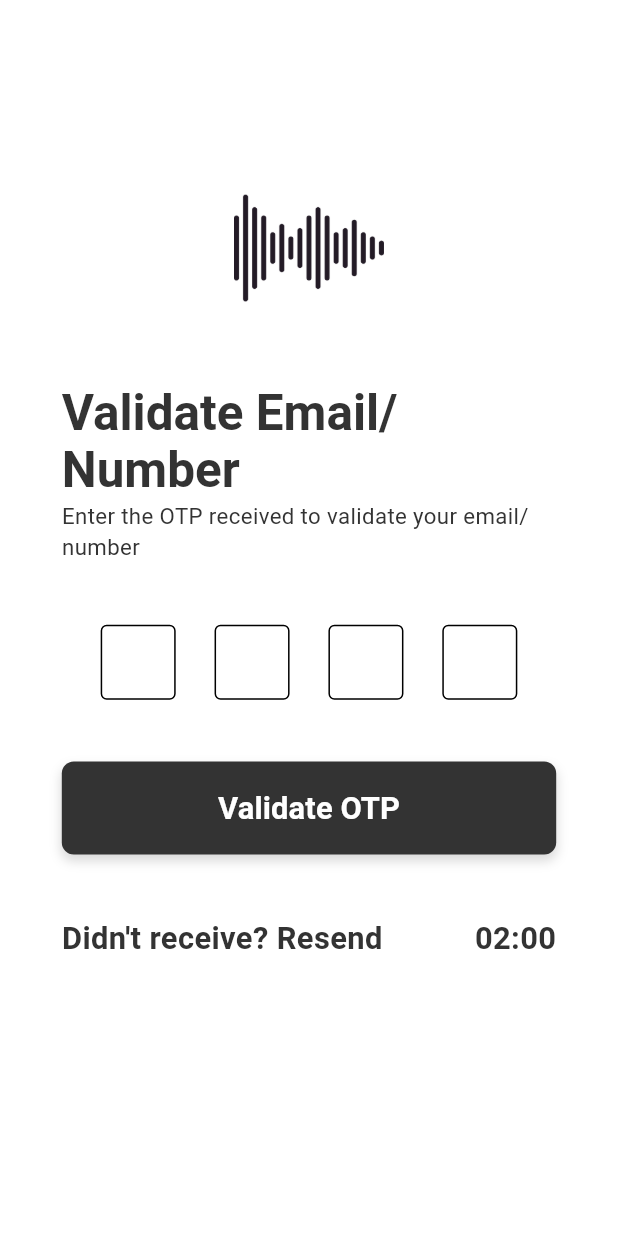
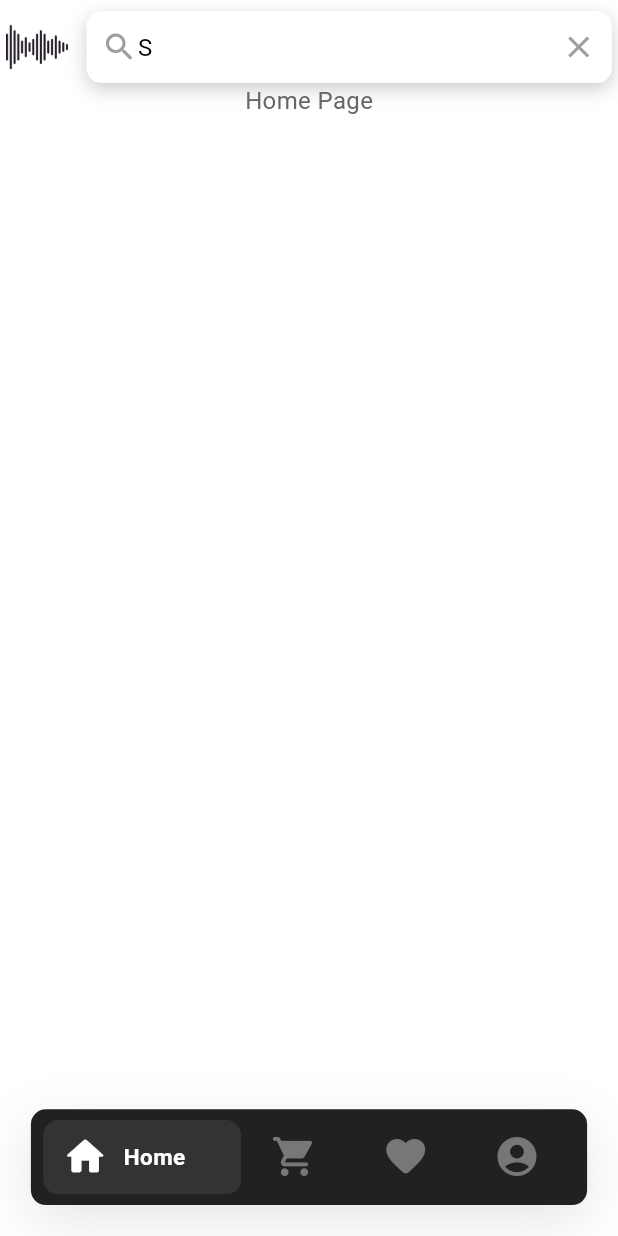
Before and after one commit to aman0-007/trendwave, a Flutter app: the screen it shows after launch, on a phone screen of 412 x 824 dp. Run offline on Flutter 3.47's test engine with Material 3 defaults, Android fonts, the phone set to English and light mode, and no system bars; Roboto replaces fonts that are missing (CodecPro, Poppins).

Commit message:
homepage code added

```diff
--- a/lib/authentication/email_number_validateotp.dart
+++ b/lib/authentication/email_number_validateotp.dart
@@ -20,15 +20,16 @@ class _ValidateUserOtpScreenState extends State<ValidateUserOtpScreen> {
   final FocusNode _focusNode4 = FocusNode();
 
   bool _isButtonPressed = false;
-  bool _isResendEnabled = true; // Controls whether the Resend OTP is enabled
+  bool _isResendEnabled = false;
   late String _countdownTime;
-  late Timer _timer;
-  int _remainingTime = 120; // Start time in seconds (2 minutes)
+  late Timer _timer = Timer(const Duration(seconds: 0), () {}); // Placeholder timer
+  int _remainingTime = 120;
 
   @override
   void initState() {
     super.initState();
     _countdownTime = _formatTime(_remainingTime);
+    _startCountdown();
   }
 
   @override
@@ -41,14 +42,15 @@ class _ValidateUserOtpScreenState extends State<ValidateUserOtpScreen> {
     super.dispose();
   }
 
-  // Start the countdown when the user clicks "Resend OTP"
   void _startCountdown() {
     if (_timer.isActive) {
-      return; // Prevent starting the timer if it's already active
+      _timer.cancel();
     }
 
     setState(() {
-      _isResendEnabled = false; // Disable the Resend OTP text
+      _isResendEnabled = false;
+      _remainingTime = 120;
+      _countdownTime = _formatTime(_remainingTime);
     });
 
     _timer = Timer.periodic(const Duration(seconds: 1), (timer) {
@@ -57,10 +59,8 @@ class _ValidateUserOtpScreenState extends State<ValidateUserOtpScreen> {
           _remainingTime--;
           _countdownTime = _formatTime(_remainingTime);
         } else {
-          _isResendEnabled = true; // Re-enable Resend OTP when countdown finishes
+          _isResendEnabled = true;
           _timer.cancel();
-          _remainingTime = 120; // Reset countdown for next use
-          _countdownTime = _formatTime(_remainingTime);
         }
       });
     });
@@ -85,18 +85,15 @@ class _ValidateUserOtpScreenState extends State<ValidateUserOtpScreen> {
           child: Column(
             crossAxisAlignment: CrossAxisAlignment.start,
             children: [
-              // Logo at the top
               SizedBox(height: screenHeight * 0.07),
               Center(
                 child: Image.asset(
-                  'assets/app/TrendWave.png', // Replace with your logo asset
+                  'assets/app/TrendWave.png',
                   height: 100,
                   width: 100,
                 ),
               ),
               SizedBox(height: screenHeight * 0.05),
-
-              // Title Text: "Validate Email/Number"
               Text(
                 "Validate Email/Number",
                 style: Theme.of(context).textTheme.displayMedium?.copyWith(
@@ -106,8 +103,6 @@ class _ValidateUserOtpScreenState extends State<ValidateUserOtpScreen> {
                 ),
               ),
               SizedBox(height: screenHeight * 0.0009),
-
-              // Instructional Text: "Enter the OTP received to validate your email/number"
               Text(
                 "Enter the OTP received to validate your email/number",
                 style: Theme.of(context).textTheme.bodyMedium?.copyWith(
@@ -116,20 +111,16 @@ class _ValidateUserOtpScreenState extends State<ValidateUserOtpScreen> {
                 ),
               ),
               SizedBox(height: screenHeight * 0.05),
-
-              // OTP Input Fields
               Row(
                 mainAxisAlignment: MainAxisAlignment.spaceEvenly,
                 children: [
                   _buildOtpField(controller: _otpController1, focusNode: _focusNode1, nextFocusNode: _focusNode2),
-                  _buildOtpField(controller: _otpController2, focusNode: _focusNode2, nextFocusNode: _focusNode3),
-                  _buildOtpField(controller: _otpController3, focusNode: _focusNode3, nextFocusNode: _focusNode4),
-                  _buildOtpField(controller: _otpController4, focusNode: _focusNode4, nextFocusNode: null),
+                  _buildOtpField(controller: _otpController2, focusNode: _focusNode2, previousFocusNode: _focusNode1, nextFocusNode: _focusNode3),
+                  _buildOtpField(controller: _otpController3, focusNode: _focusNode3, previousFocusNode: _focusNode2, nextFocusNode: _focusNode4),
+                  _buildOtpField(controller: _otpController4, focusNode: _focusNode4, previousFocusNode: _focusNode3),
                 ],
               ),
               SizedBox(height: screenHeight * 0.05),
-
-              // Validate Button
               SizedBox(
                 width: double.infinity,
                 child: GestureDetector(
@@ -137,7 +128,6 @@ class _ValidateUserOtpScreenState extends State<ValidateUserOtpScreen> {
                   onTapUp: (_) => setState(() => _isButtonPressed = false),
                   onTapCancel: () => setState(() => _isButtonPressed = false),
                   onTap: () {
-                    // Handle OTP validation logic here
                     print("OTP entered: ${_otpController1.text}${_otpController2.text}${_otpController3.text}${_otpController4.text}");
                   },
                   child: AnimatedContainer(
@@ -169,10 +159,7 @@ class _ValidateUserOtpScreenState extends State<ValidateUserOtpScreen> {
                   ),
                 ),
               ),
-
-              SizedBox(height: screenHeight * 0.05),
-
-              // Countdown and "Resend OTP" text below the button
+              SizedBox(height: screenHeight * 0.01),
               Row(
                 mainAxisAlignment: MainAxisAlignment.spaceBetween,
                 children: [
@@ -184,15 +171,16 @@ class _ValidateUserOtpScreenState extends State<ValidateUserOtpScreen> {
                         color: _isResendEnabled
                             ? Theme.of(context).colorScheme.primary
                             : Colors.grey,
-                        fontSize: screenWidth * 0.05,
+                        fontSize: screenWidth * 0.03,
                         fontWeight: FontWeight.bold,
                       ),
                     ),
                   ),
+                  if (!_isResendEnabled) // Only show countdown if resend is not enabled
                     Text(
                       _countdownTime,
                       style: TextStyle(
-                      fontSize: screenWidth * 0.05,
+                        fontSize: screenWidth * 0.03,
                         fontWeight: FontWeight.bold,
                         color: Theme.of(context).colorScheme.primary,
                       ),
@@ -206,7 +194,12 @@ class _ValidateUserOtpScreenState extends State<ValidateUserOtpScreen> {
     );
   }
 
-  Widget _buildOtpField({required TextEditingController controller, required FocusNode focusNode, FocusNode? nextFocusNode}) {
+  Widget _buildOtpField({
+    required TextEditingController controller,
+    required FocusNode focusNode,
+    FocusNode? nextFocusNode,
+    FocusNode? previousFocusNode,
+  }) {
     return SizedBox(
       width: 50,
       height: 50,
@@ -219,18 +212,29 @@ class _ValidateUserOtpScreenState extends State<ValidateUserOtpScreen> {
         ),
         maxLength: 1,
         keyboardType: TextInputType.number,
-        textAlign: TextAlign.center,  // Ensures text is centered inside the field
+        textAlign: TextAlign.center,
         style: const TextStyle(
           fontSize: 20,
           fontWeight: FontWeight.bold,
         ),
         onChanged: (value) {
-          if (value.isNotEmpty && nextFocusNode != null) {
+          // Move to the next field if there's a value
+          if (value.isNotEmpty) {
+            if (nextFocusNode != null) {
               FocusScope.of(context).requestFocus(nextFocusNode);
+            } else {
+              FocusScope.of(context).unfocus();
             }
-          if (nextFocusNode == null && value.isNotEmpty) {
-            FocusScope.of(context).unfocus();  // Unfocus to close keyboard when last field is filled
+          } else if (previousFocusNode != null) {
+            // Move to the previous field if empty and backspace was pressed
+            FocusScope.of(context).requestFocus(previousFocusNode);
           }
+        },
+        onTap: () {
+          // Always place the cursor at the right side when the field is tapped
+          controller.selection = TextSelection.fromPosition(
+            TextPosition(offset: controller.text.length),
+          );
         },
       ),
     );
--- /dev/null
+++ b/lib/bottomnavigation/bottomnavigation.dart
@@ -0,0 +1,188 @@
+import 'package:flutter/material.dart';
+import 'package:trendwave/pages/homepage.dart';
+
+class CustomBottomNavigationBar extends StatefulWidget {
+  const CustomBottomNavigationBar({super.key});
+
+  @override
+  _CustomBottomNavigationBarState createState() =>
+      _CustomBottomNavigationBarState();
+}
+
+class _CustomBottomNavigationBarState extends State<CustomBottomNavigationBar> {
+  int _selectedIndex = 0;
+
+  // List of pages for each tab
+  final List<Widget> _pages = [
+    const HomePage(),
+    const CartScreen(),
+    const LikeScreen(),
+    const ProfileScreen(),
+  ];
+
+  // Update the selected tab
+  void _onItemTapped(int index) {
+    setState(() {
+      _selectedIndex = index;
+    });
+  }
+
+  @override
+  Widget build(BuildContext context) {
+    double displayWidth = MediaQuery.of(context).size.width;
+    final theme = Theme.of(context);
+    final primaryColor = theme.colorScheme.primary;
+    final secondaryColor = theme.colorScheme.secondary;
+    final backgroundColor = Color(0xFF212121); // Dark background for the navigation bar
+    final selectedColor = Colors.white; // Color for selected tab (white)
+    final textColor = theme.brightness == Brightness.light
+        ? Color(0xFF333333)
+        : Color(0xFFCCCCCC); // Header text color based on theme
+
+    return Scaffold(
+      body: _pages[_selectedIndex], // Show the selected page
+      backgroundColor: theme.scaffoldBackgroundColor, // Set background according to theme
+      bottomNavigationBar: Container(
+        margin: EdgeInsets.all(displayWidth * .05),
+        height: displayWidth * .155,
+        decoration: BoxDecoration(
+          color: backgroundColor, // Set to dark background
+          boxShadow: [
+            BoxShadow(
+              color: Colors.black.withOpacity(.1),
+              blurRadius: 30,
+              offset: Offset(0, 10),
+            ),
+          ],
+          borderRadius: BorderRadius.circular(10),
+        ),
+        child: ListView.builder(
+          itemCount: 4,
+          scrollDirection: Axis.horizontal,
+          padding: EdgeInsets.symmetric(horizontal: displayWidth * .02),
+          itemBuilder: (context, index) => InkWell(
+            onTap: () {
+              _onItemTapped(index);
+            },
+            splashColor: Colors.transparent,
+            highlightColor: Colors.transparent,
+            child: Stack(
+              children: [
+                AnimatedContainer(
+                  duration: Duration(seconds: 1),
+                  curve: Curves.fastLinearToSlowEaseIn,
+                  width: index == _selectedIndex
+                      ? displayWidth * .32
+                      : displayWidth * .18,
+                  alignment: Alignment.center,
+                  child: AnimatedContainer(
+                    duration: Duration(seconds: 1),
+                    curve: Curves.fastLinearToSlowEaseIn,
+                    height: index == _selectedIndex ? displayWidth * .12 : 0,
+                    width: index == _selectedIndex ? displayWidth * .32 : 0,
+                    decoration: BoxDecoration(
+                      color: index == _selectedIndex
+                          ? Color(0xFF333333) // Darker shade for selected tab background
+                          : Colors.transparent,
+                      borderRadius: BorderRadius.circular(10),
+                    ),
+                  ),
+                ),
+                AnimatedContainer(
+                  duration: Duration(seconds: 1),
+                  curve: Curves.fastLinearToSlowEaseIn,
+                  width: index == _selectedIndex
+                      ? displayWidth * .31
+                      : displayWidth * .18,
+                  alignment: Alignment.center,
+                  child: Stack(
+                    children: [
+                      Row(
+                        children: [
+                          AnimatedContainer(
+                            duration: Duration(seconds: 1),
+                            curve: Curves.fastLinearToSlowEaseIn,
+                            width: index == _selectedIndex ? displayWidth * .13 : 0,
+                          ),
+                          AnimatedOpacity(
+                            opacity: index == _selectedIndex ? 1 : 0,
+                            duration: Duration(seconds: 1),
+                            curve: Curves.fastLinearToSlowEaseIn,
+                            child: Text(
+                              index == _selectedIndex
+                                  ? '${listOfStrings[index]}'
+                                  : '',
+                              style: TextStyle(
+                                color: selectedColor, // White for selected text
+                                fontWeight: FontWeight.w600,
+                                fontSize: 15,
+                              ),
+                            ),
+                          ),
+                        ],
+                      ),
+                      Row(
+                        children: [
+                          AnimatedContainer(
+                            duration: Duration(seconds: 1),
+                            curve: Curves.fastLinearToSlowEaseIn,
+                            width: index == _selectedIndex ? displayWidth * .03 : 20,
+                          ),
+                          Icon(
+                            listOfIcons[index],
+                            size: displayWidth * .076,
+                            color: index == _selectedIndex
+                                ? selectedColor // White for selected icon
+                                : secondaryColor, // Unselected icon color
+                          ),
+                        ],
+                      ),
+                    ],
+                  ),
+                ),
+              ],
+            ),
+          ),
+        ),
+      ),
+    );
+  }
+
+  List<IconData> listOfIcons = [
+    Icons.home_rounded,
+    Icons.shopping_cart_rounded,
+    Icons.favorite_rounded,
+    Icons.account_circle_rounded,
+  ];
+
+  List<String> listOfStrings = [
+    'Home',
+    'Cart',
+    'Likes',
+    'Profile',
+  ];
+}
+
+class CartScreen extends StatelessWidget {
+  const CartScreen({super.key});
+  @override
+  Widget build(BuildContext context) {
+    return Center(child: Text('Cart Screen', style: Theme.of(context).textTheme.bodyMedium));
+  }
+}
+
+class LikeScreen extends StatelessWidget {
+  const LikeScreen({super.key});
+  @override
+  Widget build(BuildContext context) {
+    return Center(child: Text('Likes Screen', style: Theme.of(context).textTheme.bodyMedium));
+  }
+}
+
+class ProfileScreen extends StatelessWidget {
+  const ProfileScreen({super.key});
+  @override
+  Widget build(BuildContext context) {
+    return Center(child: Text('Profile Screen', style: Theme.of(context).textTheme.bodyMedium));
+  }
+}
--- a/lib/main.dart
+++ b/lib/main.dart
@@ -3,6 +3,7 @@ import 'package:trendwave/authentication/email_number_validateotp.dart';
 import 'package:trendwave/authentication/forgotpassword.dart';
 import 'package:trendwave/authentication/forgotpasswordotp.dart';
 import 'package:trendwave/authentication/register.dart';
+import 'package:trendwave/bottomnavigation/bottomnavigation.dart';
 import 'package:trendwave/splashscreen/splash.dart';
 import 'package:trendwave/theme/themes.dart';
 
@@ -16,11 +17,12 @@ class MyApp extends StatelessWidget {
   @override
   Widget build(BuildContext context) {
     return MaterialApp(
+      debugShowCheckedModeBanner: false,
       title: 'TrendWave',
       theme: TrendWaveTheme.lightTheme,
       darkTheme: TrendWaveTheme.darkTheme,
       themeMode: ThemeMode.system,
-      home: const ValidateUserOtpScreen(),
+      home: CustomBottomNavigationBar(),
     );
   }
 }
--- /dev/null
+++ b/lib/pages/homepage.dart
@@ -0,0 +1,205 @@
+import 'dart:async';
+import 'package:flutter/material.dart';
+
+class HomePage extends StatefulWidget {
+  const HomePage({super.key});
+
+  @override
+  _HomePageState createState() => _HomePageState();
+}
+
+class _HomePageState extends State<HomePage> with SingleTickerProviderStateMixin {
+  late TextEditingController _controller;
+  late FocusNode _focusNode;
+  int _currentTextIndex = 0;
+  String _displayText = '';
+  Timer? _animationTimer;
+  Timer? _restartAnimationTimer;
+  bool _showClearIcon = false;
+  List<String> _hintTexts = [
+    'Search the TrendWave',
+    'Join the wave of trend',
+    'Find the latest fashion trends',
+    'Explore your style with TrendWave',
+  ];
+
+  @override
+  void initState() {
+    super.initState();
+    _controller = TextEditingController();
+    _focusNode = FocusNode();
+
+    // Add listener to show or hide the clear icon based on user input
+    _controller.addListener(() {
+      setState(() {
+        _showClearIcon = _controller.text.isNotEmpty; // Show clear icon when there's text
+      });
+    });
+
+    // Start typing animation after a delay when the page opens
+    Future.delayed(const Duration(seconds: 2), _startTypingAnimation);
+
+    // Listen for focus changes to handle stopping and starting the animation
+    _focusNode.addListener(() {
+      if (_focusNode.hasFocus) {
+        _stopTypingAnimation();
+      } else if (_controller.text.isEmpty) {
+        // Only restart animation if search bar is empty
+        _restartAnimationTimer = Timer(const Duration(seconds: 2), () {
+          _currentTextIndex = 0;
+          _startTypingAnimation();
+        });
+      }
+    });
+  }
+
+  // Start typing animation sequence
+  void _startTypingAnimation() {
+    if (_controller.text.isNotEmpty) return; // Skip if there's manual text input
+    if (_currentTextIndex < _hintTexts.length) {
+      _typeText(_hintTexts[_currentTextIndex]);
+    } else {
+      _currentTextIndex = 0;
+      _typeText(_hintTexts[_currentTextIndex]);
+    }
+  }
+
+  // Type the text one character at a time
+  void _typeText(String text) {
+    _displayText = ''; // Clear current display text
+    for (int i = 0; i < text.length; i++) {
+      Future.delayed(Duration(milliseconds: 100 * i), () {
+        if (_focusNode.hasFocus || _controller.text.isNotEmpty) return; // Stop if user interacts
+        setState(() {
+          _displayText = text.substring(0, i + 1); // Update display text character by character
+          _controller.text = _displayText;
+        });
+      });
+    }
+
+    // Start backspace after the text has been fully typed out
+    Future.delayed(Duration(milliseconds: 100 * text.length + 1000), () {
+      _backspaceText();
+    });
+  }
+
+  // Simulate deleting the typed text
+  void _backspaceText() {
+    Future.delayed(const Duration(milliseconds: 100), () {
+      if (_focusNode.hasFocus || _controller.text.isNotEmpty) return; // Stop if user interacts
+      if (_displayText.isNotEmpty) {
+        setState(() {
+          _displayText = _displayText.substring(0, _displayText.length - 1);
+          _controller.text = _displayText;
+        });
+        _backspaceText(); // Continue backspacing
+      } else {
+        // Move to the next hint text
+        _currentTextIndex++;
+        _startTypingAnimation(); // Start typing the next hint text
+      }
+    });
+  }
+
+  // Stop typing animation and clear display text
+  void _stopTypingAnimation() {
+    setState(() {
+      _displayText = '';
+    });
+    _animationTimer?.cancel(); // Cancel any ongoing animation
+    _restartAnimationTimer?.cancel(); // Cancel any scheduled restart
+  }
+
+  // Clear the text field when the clear icon is tapped
+  void _clearTextField() {
+    _controller.clear();
+    setState(() {
+      _showClearIcon = false; // Hide the clear icon after clearing text
+    });
+    _restartAnimationTimer?.cancel(); // Cancel animation restart if it's scheduled
+  }
+
+  @override
+  void dispose() {
+    _controller.dispose();
+    _focusNode.dispose();
+    _animationTimer?.cancel();
+    _restartAnimationTimer?.cancel();
+    super.dispose();
+  }
+
+  @override
+  Widget build(BuildContext context) {
+    double displayWidth = MediaQuery.of(context).size.width;
+    double displayHeight = MediaQuery.of(context).size.height;
+    final theme = Theme.of(context);
+
+    return SafeArea(
+      child: Scaffold(
+        body: Column(
+          crossAxisAlignment: CrossAxisAlignment.start,
+          children: [
+            SizedBox(height: displayHeight * 0.009), // Space between logo and search bar
+            // Logo and Search Bar Row
+            Padding(
+              padding: EdgeInsets.symmetric(horizontal: displayWidth * 0.01),
+              child: Row(
+                children: [
+                  // App Logo on the left
+                  Image.asset(
+                    'assets/app/TrendWaveLogo.png', // Replace with your logo path
+                    width: displayWidth * 0.1,
+                    height: displayHeight * 0.05,
+                  ),
+                  SizedBox(width: displayWidth * 0.03), // Space between logo and search bar
+                  // Search bar
+                  Expanded(
+                    child: Container(
+                      padding: const EdgeInsets.symmetric(horizontal: 10),
+                      decoration: BoxDecoration(
+                        color: Colors.white,
+                        borderRadius: BorderRadius.circular(10),
+                        boxShadow: [
+                          BoxShadow(
+                            color: Colors.black.withOpacity(0.2),
+                            blurRadius: 10,
+                            offset: const Offset(0, 4),
+                          ),
+                        ],
+                      ),
+                      child: Row(
+                        children: [
+                          const Icon(Icons.search, color: Colors.grey), // Search icon
+                          Expanded(
+                            child: TextField(
+                              focusNode: _focusNode,
+                              controller: _controller,
+                              decoration: InputDecoration(
+                                hintText: _displayText, // Animated hint text
+                                hintStyle: const TextStyle(color: Colors.grey), // Grey hint text
+                                border: InputBorder.none,
+                              ),
+                              style: const TextStyle(color: Colors.black), // Black text color for manual typing
+                            ),
+                          ),
+                          // Clear icon only visible when there's manual input text
+                          if (_showClearIcon)
+                            GestureDetector(
+                              onTap: _clearTextField,
+                              child: const Icon(Icons.clear, color: Colors.grey),
+                            ),
+                        ],
+                      ),
+                    ),
+                  ),
+                ],
+              ),
+            ),
+            // Other content below (optional)
+            Center(child: Text('Home Page', style: theme.textTheme.bodyMedium)),
+          ],
+        ),
+      ),
+    );
+  }
+}
```
Also changed, not shown: lib/authentication/forgotpassword.dart (+6 -3 lines), lib/authentication/forgotpasswordotp.dart (+129 -25 lines), lib/components/searchbar.dart (added, +37 -0 lines), assets/app/TrendWaveLogo.png (added), pubspec.lock. Lines whose indentation alone changed are shown as unchanged.
